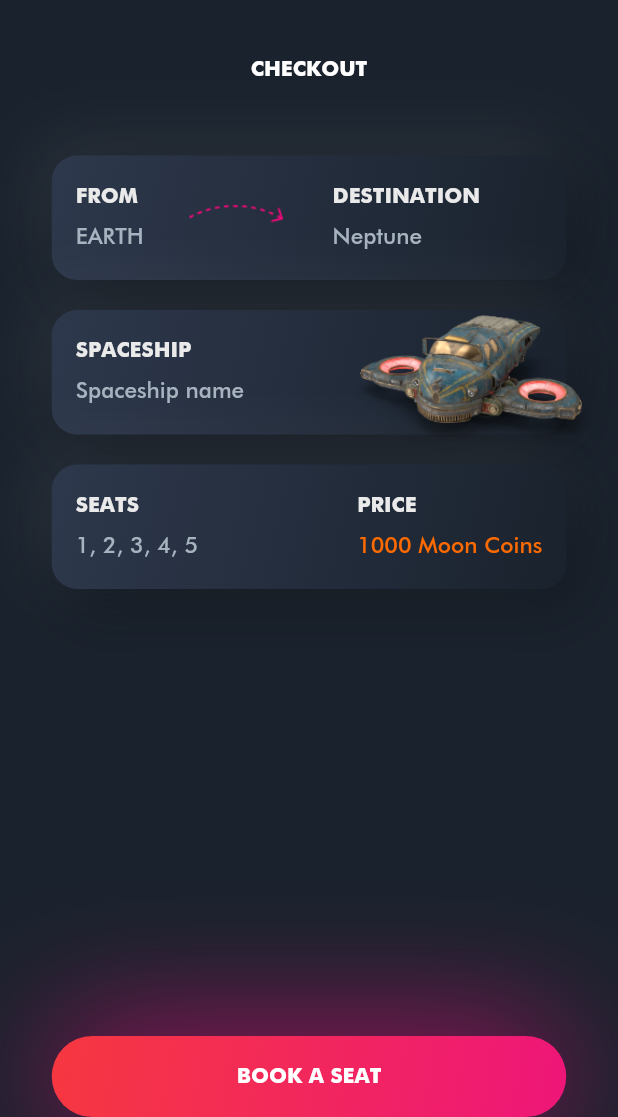
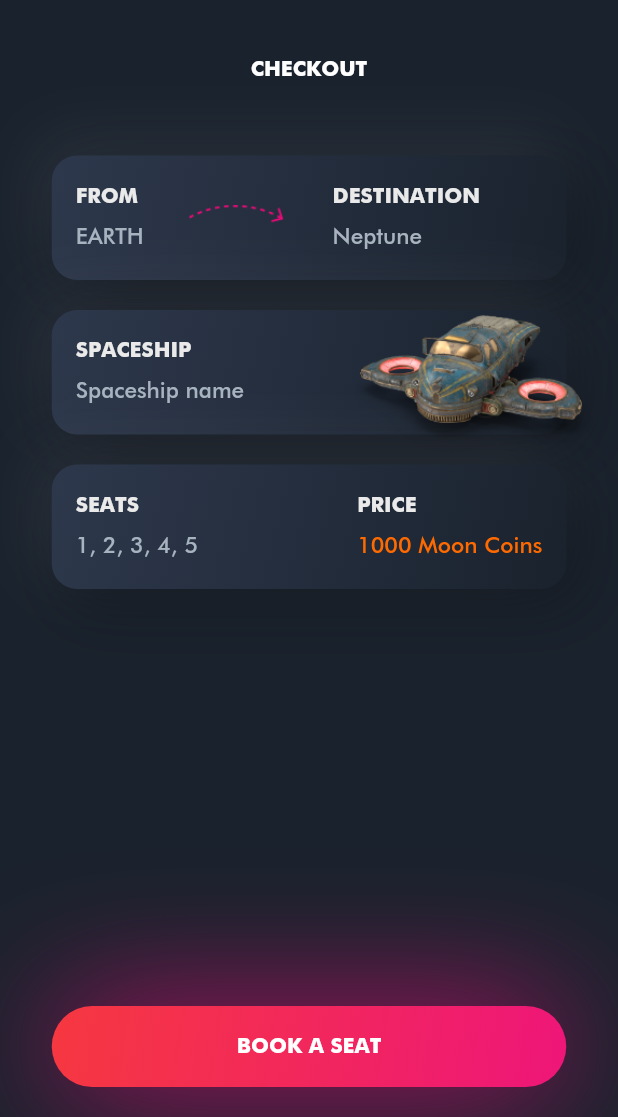
Before and after one commit to Antriadus/HackatonApp2020, a Flutter app: the Checkout screen opened directly, on a phone screen of 412 x 824 dp, the part 119-1236 px from its top. Run offline on Flutter 3.47's test engine with Material 2 defaults, Android fonts, the phone set to English and light mode, and no system bars; our stand-ins replace bloc, carousel_slider, equatable, rxdart, video_player, video_player_web; missing offline and left inert: shared_preferences_web.

Commit message:
App button

```diff
--- a/lib/pages/home.dart
+++ b/lib/pages/home.dart
@@ -197,12 +197,13 @@ class _HomePageState extends State<HomePage> {
           4: "PAY WITH CHIPSET",
           5: "SEE TICKET"
         };
+        var buttonHeight = 72.0;
         return StreamBuilder<FabStates>(
             stream: fabStateSubject,
             builder: (_, fabSubject) {
               if (fabSubject.data == FabStates.pinkOnly) {
                 return Container(
-                  height: 54,
+                  height: buttonHeight,
                   child: AppButton(
                     titles[snapshot.data] ?? "",
                     onTap: () {
@@ -213,7 +214,7 @@ class _HomePageState extends State<HomePage> {
                 );
               } else if (fabSubject.data == FabStates.both) {
                 return Container(
-                  height: (54 * 2) + 10.0,
+                  height: (buttonHeight * 2) + 10.0,
                   child: Column(
                     children: [
                       AppButton(
@@ -224,7 +225,7 @@ class _HomePageState extends State<HomePage> {
                         },
                       ),
                       Container(
-                        height: 10,
+                        height: 6,
                       ),
                       AppButton(
                         "RETURN HOME",
--- a/lib/widgets/app_button.dart
+++ b/lib/widgets/app_button.dart
@@ -1,34 +1,53 @@
 import 'package:flutter/material.dart';
+
+enum AppButtonColor {
+  Color,
+  Mono,
+}
 
 class AppButton extends StatelessWidget {
   const AppButton(
     this.text, {
+    this.appButtonColor = AppButtonColor.Color,
     @required this.onTap,
   }) : assert(text != null);
 
   final String text;
+  final AppButtonColor appButtonColor;
   final Function onTap;
 
   @override
   Widget build(BuildContext context) {
     return Container(
+      margin: const EdgeInsets.only(bottom: 20.0),
       //to avoid full width spread on web
       width: 343.0,
       decoration: BoxDecoration(
         borderRadius: BorderRadius.all(Radius.circular(100.0)),
         boxShadow: [
-          BoxShadow(
+          appButtonColor == AppButtonColor.Color
+              ? BoxShadow(
                   color: const Color(0XFFEE0979).withOpacity(0.8),
                   offset: Offset.zero,
                   blurRadius: 75.0,
+                )
+              : BoxShadow(
+                  color: Colors.white.withOpacity(0.05),
+                  offset: Offset(-6, -6),
+                  blurRadius: 15.0,
                 )
         ],
         gradient: LinearGradient(
             begin: Alignment.topLeft,
             end: Alignment.bottomRight,
-            colors: [
+            colors: appButtonColor == AppButtonColor.Color
+                ? [
                     const Color(0XFFF63840),
                     const Color(0XFFEE1679),
+                  ]
+                : [
+                    const Color(0XFF333F5B),
+                    const Color(0XFF181E27),
                   ]),
       ),
       child: ClipRRect(
```
Also changed, not shown: 1 other file. Lines whose indentation alone changed are shown as unchanged.
